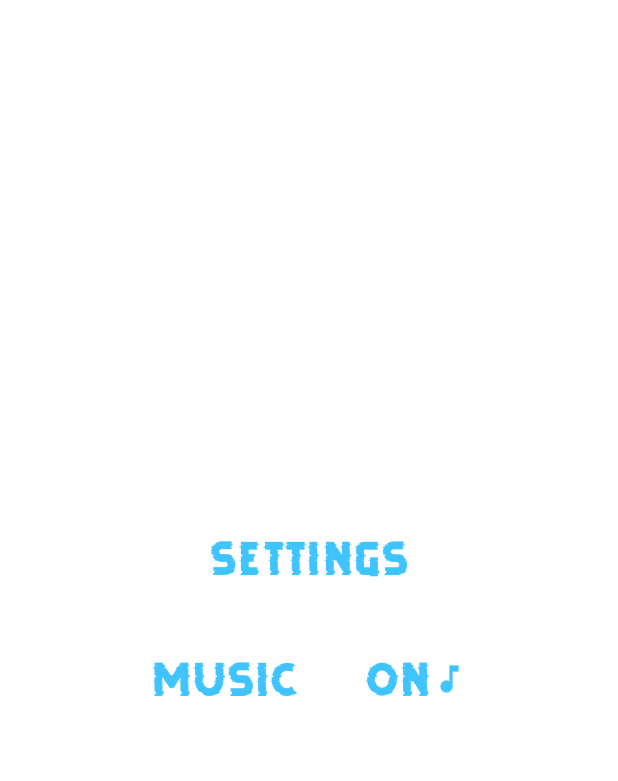
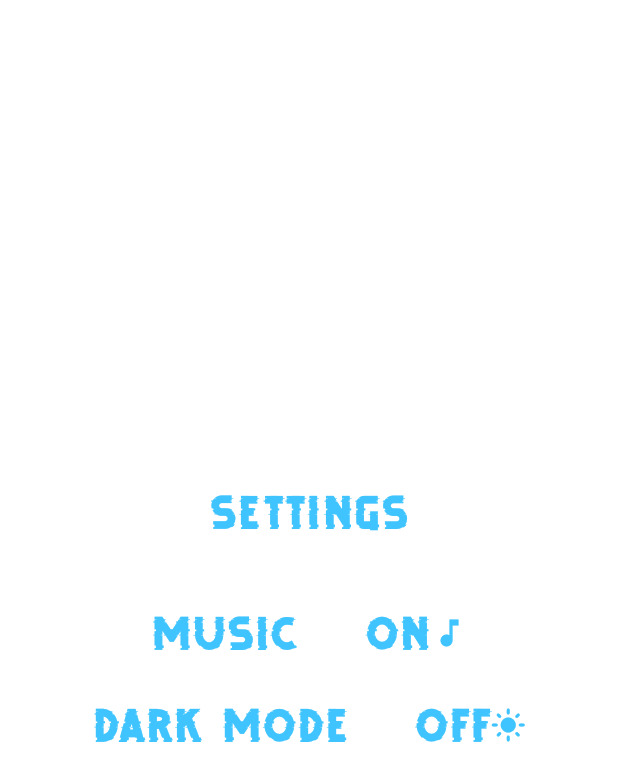
Before and after one commit to amsabbas/BrickBreakerFlutter, a Flutter app: the screen it shows after launch, after a tap on "Settings", on a phone screen of 412 x 824 dp. Shown: the top 781 px of the screen. Run offline on Flutter 3.47's test engine with Material 2 defaults, Android fonts, the phone set to English and light mode, and no system bars; our stand-ins replace audioplayers, get, get_it, shared_preferences.

Commit message:
Add dark mode in settings screen.

```diff
--- a/lib/base/language/language.dart
+++ b/lib/base/language/language.dart
@@ -4,8 +4,10 @@ class MessageKeys {
   static const String brickBreakerTitleKey = "brickBreakerTitleKey";
   static const String playButtonTitleKey = 'playButtonTitleKey';
   static const String settingsButtonTitleKey = 'settingsButtonTitleKey';
-  static const String musicOnButtonTitleKey = 'musicOnButtonTitleKey';
-  static const String musicOffButtonTitleKey = 'musicOffButtonTitleKey';
+  static const String musicButtonTitleKey = 'musicButtonTitleKey';
+  static const String onButtonTitleKey = 'onButtonTitleKey';
+  static const String offButtonTitleKey = 'offButtonTitleKey';
+  static const String darkModeButtonTitleKey = 'darkModeButtonTitleKey';
   static const String gameLevelTitleKey = 'gameLevelTitleKey';
   static const String levelTitleKey = 'levelTitleKey';
   static const String nextButtonTitleKey = 'nextButtonTitleKey';
@@ -22,8 +24,8 @@ class Language extends Translations {
           MessageKeys.brickBreakerTitleKey: 'BRICK BREAKER',
           MessageKeys.playButtonTitleKey: 'Tap to play',
           MessageKeys.settingsButtonTitleKey: 'Settings',
-          MessageKeys.musicOnButtonTitleKey: 'Music    ON',
-          MessageKeys.musicOffButtonTitleKey: 'Music    OFF',
+          MessageKeys.musicButtonTitleKey: 'Music',
+          MessageKeys.darkModeButtonTitleKey: 'Dark Mode',
           MessageKeys.gameLevelTitleKey: 'Game Level',
           MessageKeys.levelTitleKey: 'Level ',
           MessageKeys.playAgainButtonTitleKey: 'Play Again?',
@@ -31,13 +33,15 @@ class Language extends Translations {
           MessageKeys.gameOverTitleKey: 'Game Over',
           MessageKeys.congratulationTitleKey: 'Wow',
           MessageKeys.nextButtonTitleKey: 'Next?',
+          MessageKeys.onButtonTitleKey: 'ON',
+          MessageKeys.offButtonTitleKey: 'OFF',
         },
         'ar': {
           MessageKeys.brickBreakerTitleKey: 'BRICK BREAKER',
           MessageKeys.playButtonTitleKey: 'Tap to play',
           MessageKeys.settingsButtonTitleKey: 'Settings',
-          MessageKeys.musicOnButtonTitleKey: 'Music    ON',
-          MessageKeys.musicOffButtonTitleKey: 'Music    OFF',
+          MessageKeys.musicButtonTitleKey: 'Music',
+          MessageKeys.darkModeButtonTitleKey: 'Dark Mode',
           MessageKeys.gameLevelTitleKey: 'Game Level',
           MessageKeys.levelTitleKey: 'Level ',
           MessageKeys.playAgainButtonTitleKey: 'Play Again?',
@@ -45,6 +49,8 @@ class Language extends Translations {
           MessageKeys.gameOverTitleKey: 'Game Over',
           MessageKeys.congratulationTitleKey: 'Wow',
           MessageKeys.nextButtonTitleKey: 'Next?',
+          MessageKeys.onButtonTitleKey: 'ON',
+          MessageKeys.offButtonTitleKey: 'OFF',
         }
       };
 }
--- a/lib/base/utils/constants.dart
+++ b/lib/base/utils/constants.dart
@@ -1,4 +1,5 @@
 class Constants{
   static const levels = 30;
   static const audioKey = "audio";
+  static const darkModeKey = "darkMode";
 }
--- a/lib/controller/settings_controller.dart
+++ b/lib/controller/settings_controller.dart
@@ -8,7 +8,7 @@ class SettingsController extends GetxController {
 
   RxBool audioState = true.obs;
 
-  RxBool isLightTheme = true.obs;
+  RxBool isDarkTheme = false.obs;
 
   SettingsController({required this.sharedPrefs});
 
@@ -26,4 +26,20 @@ class SettingsController extends GetxController {
     audioState.value = audioEnabled;
     sharedPrefs.putBool(Constants.audioKey, audioEnabled);
   }
+
+  bool isThemeDark() {
+    return sharedPrefs.getBool(Constants.darkModeKey) ?? false;
+  }
+
+  void saveDarkState(bool isDarkMode) {
+    isDarkTheme.value = isDarkMode;
+    sharedPrefs.putBool(Constants.darkModeKey, isDarkMode);
+  }
+
+  @override
+  void dispose() {
+    audioState.close();
+    isDarkTheme.close();
+    super.dispose();
+  }
 }
--- a/lib/main.dart
+++ b/lib/main.dart
@@ -1,6 +1,8 @@
 import 'package:brick_breaker_game/base/injection/general_injection.dart';
+import 'package:brick_breaker_game/controller/settings_controller.dart';
 import 'package:flutter/services.dart';
 import 'package:get/get.dart';
+import 'package:get_it/get_it.dart';
 import 'base/language/language.dart';
 import 'base/style/theme.dart';
 import 'screen/cover_screen.dart';
@@ -29,10 +31,18 @@ class MyApp extends StatefulWidget {
 class _MyAppState extends State<MyApp> {
   late Locale _locale;
 
+  late final SettingsController _settingsController;
+
   void setLocale(Locale locale) {
     setState(() {
       _locale = locale;
     });
+  }
+
+  @override
+  void initState() {
+    super.initState();
+    _settingsController = Get.put(GetIt.instance<SettingsController>());
   }
 
   @override
@@ -42,7 +52,9 @@ class _MyAppState extends State<MyApp> {
       locale: _locale,
       translations: Language(),
       home: const CoverScreen(),
-      theme: CustomTheme.lightTheme,
+      theme: _settingsController.isThemeDark()
+          ? CustomTheme.darkTheme
+          : CustomTheme.lightTheme,
       darkTheme: CustomTheme.darkTheme,
     );
   }
--- a/lib/screen/settings_screen.dart
+++ b/lib/screen/settings_screen.dart
@@ -1,8 +1,11 @@
 import 'package:brick_breaker_game/base/injection/general_injection.dart';
 import 'package:brick_breaker_game/base/language/language.dart';
 import 'package:brick_breaker_game/base/style/color_extension.dart';
+import 'package:brick_breaker_game/base/style/colors.dart';
+import 'package:brick_breaker_game/base/style/theme.dart';
 import 'package:brick_breaker_game/controller/settings_controller.dart';
 import 'package:flutter/material.dart';
+import 'package:flutter/services.dart';
 import 'package:get/get.dart';
 
 class SettingsScreen extends StatefulWidget {
@@ -37,6 +40,8 @@ class _SettingsScreenState extends State<SettingsScreen> {
             const SizedBox(
               height: 40,
             ),
+            Column(
+              children: [
                 GestureDetector(
                     onTap: () => _triggerAudio(),
                     child: Row(
@@ -45,10 +50,19 @@ class _SettingsScreenState extends State<SettingsScreen> {
                         Obx(
                           () => Text(
                               (_settingsController.audioState.value == true)
-                            ? MessageKeys.musicOnButtonTitleKey.tr
-                            : MessageKeys.musicOffButtonTitleKey.tr,
-                        style: Theme.of(context).textTheme.bodyText1?.copyWith(
-                            color: Theme.of(context).colorScheme.mainColor,
+                                  ? MessageKeys.musicButtonTitleKey.tr +
+                                      "    " +
+                                      MessageKeys.onButtonTitleKey.tr
+                                  : MessageKeys.musicButtonTitleKey.tr +
+                                      "    " +
+                                      MessageKeys.offButtonTitleKey.tr,
+                              style: Theme.of(context)
+                                  .textTheme
+                                  .bodyText1
+                                  ?.copyWith(
+                                      color: Theme.of(context)
+                                          .colorScheme
+                                          .mainColor,
                                       fontSize: 46)),
                         ),
                         Obx(() => Icon(
@@ -58,7 +72,42 @@ class _SettingsScreenState extends State<SettingsScreen> {
                               color: Theme.of(context).colorScheme.mainColor,
                             ))
                       ],
+                    )),
+                const SizedBox(
+                  height: 20,
                 ),
+                GestureDetector(
+                  onTap: () => _triggerDarkMode(),
+                  child: Row(
+                    mainAxisAlignment: MainAxisAlignment.center,
+                    children: [
+                      Obx(
+                        () => Text(
+                            (_settingsController.isDarkTheme.value == true)
+                                ? MessageKeys.darkModeButtonTitleKey.tr +
+                                    "    " +
+                                    MessageKeys.onButtonTitleKey.tr
+                                : MessageKeys.darkModeButtonTitleKey.tr +
+                                    "    " +
+                                    MessageKeys.offButtonTitleKey.tr,
+                            style: Theme.of(context)
+                                .textTheme
+                                .bodyText1
+                                ?.copyWith(
+                                    color:
+                                        Theme.of(context).colorScheme.mainColor,
+                                    fontSize: 46)),
+                      ),
+                      Obx(() => Icon(
+                            (_settingsController.isDarkTheme.value == true)
+                                ? Icons.dark_mode
+                                : Icons.light_mode,
+                            color: Theme.of(context).colorScheme.mainColor,
+                          ))
+                    ],
+                  ),
+                )
+              ],
             ),
           ],
         ),
@@ -69,4 +118,24 @@ class _SettingsScreenState extends State<SettingsScreen> {
   void _triggerAudio() {
     _settingsController.saveAudioState(!_settingsController.isAudioEnabled());
   }
+
+  void _triggerDarkMode() {
+    if (_settingsController.isThemeDark()) {
+      Get.changeTheme(CustomTheme.lightTheme);
+      _changeStatusBarColor(AppColors.whiteColor, Brightness.dark);
+    } else {
+      Get.changeTheme(CustomTheme.darkTheme);
+      _changeStatusBarColor(AppColors.darkStatusBarColor, Brightness.light);
     }
+    _settingsController.saveDarkState(!_settingsController.isThemeDark());
+  }
+
+  void _changeStatusBarColor(Color statusBarColor, Brightness brightness) {
+    SystemChrome.setSystemUIOverlayStyle(
+      SystemUiOverlayStyle(
+          statusBarColor: statusBarColor,
+          statusBarIconBrightness: brightness,
+          statusBarBrightness: brightness),
+    );
+  }
+}
```
Lines whose indentation alone changed are shown as unchanged.
